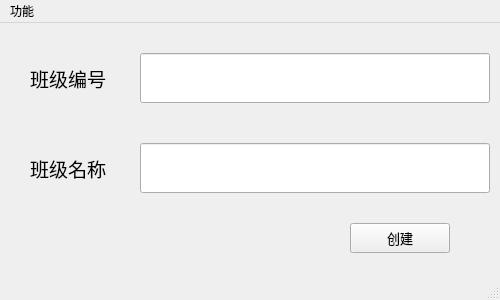
The window that ccreateclasswindow.ui (QJustice/RandomCallPlus) describes before a commit, drawn with Qt 5.
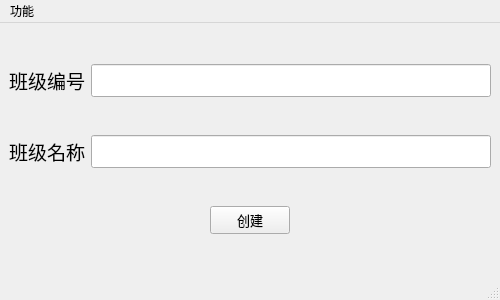
The same window after the commit.

```diff
--- a/ccreateclasswindow.ui
+++ b/ccreateclasswindow.ui
@@ -14,15 +14,11 @@
    <string>MainWindow</string>
   </property>
   <widget class="QWidget" name="centralwidget">
+   <layout class="QVBoxLayout" name="verticalLayout">
+    <item>
+     <layout class="QHBoxLayout" name="horizontalLayout">
+      <item>
    <widget class="QLabel" name="classNumLab">
-    <property name="geometry">
-     <rect>
-      <x>30</x>
-      <y>30</y>
-      <width>100</width>
-      <height>50</height>
-     </rect>
-    </property>
     <property name="font">
      <font>
       <pointsize>14</pointsize>
@@ -32,33 +28,9 @@
      <string>班级编号</string>
     </property>
    </widget>
-   <widget class="QLabel" name="classNamLab">
-    <property name="geometry">
-     <rect>
-      <x>30</x>
-      <y>120</y>
-      <width>100</width>
-      <height>50</height>
-     </rect>
-    </property>
-    <property name="font">
-     <font>
-      <pointsize>14</pointsize>
-     </font>
-    </property>
-    <property name="text">
-     <string>班级名称</string>
-    </property>
-   </widget>
+      </item>
+      <item>
    <widget class="QLineEdit" name="classNumEdi">
-    <property name="geometry">
-     <rect>
-      <x>140</x>
-      <y>30</y>
-      <width>350</width>
-      <height>50</height>
-     </rect>
-    </property>
     <property name="font">
      <font>
       <pointsize>16</pointsize>
@@ -68,30 +40,51 @@
      <string/>
     </property>
    </widget>
+      </item>
+     </layout>
+    </item>
+    <item>
+     <layout class="QHBoxLayout" name="horizontalLayout_2">
+      <item>
+       <widget class="QLabel" name="classNamLab">
+        <property name="font">
+         <font>
+          <pointsize>14</pointsize>
+         </font>
+        </property>
+        <property name="text">
+         <string>班级名称</string>
+        </property>
+       </widget>
+      </item>
+      <item>
    <widget class="QLineEdit" name="classNamEdi">
-    <property name="geometry">
-     <rect>
-      <x>140</x>
-      <y>120</y>
-      <width>350</width>
-      <height>50</height>
-     </rect>
-    </property>
     <property name="font">
      <font>
       <pointsize>16</pointsize>
      </font>
     </property>
    </widget>
+      </item>
+     </layout>
+    </item>
+    <item>
+     <layout class="QHBoxLayout" name="horizontalLayout_3">
+      <item>
+       <spacer name="horizontalSpacer">
+        <property name="orientation">
+         <enum>Qt::Horizontal</enum>
+        </property>
+        <property name="sizeHint" stdset="0">
+         <size>
+          <width>40</width>
+          <height>20</height>
+         </size>
+        </property>
+       </spacer>
+      </item>
+      <item>
    <widget class="QPushButton" name="creClaBtn">
-    <property name="geometry">
-     <rect>
-      <x>350</x>
-      <y>200</y>
-      <width>100</width>
-      <height>30</height>
-     </rect>
-    </property>
     <property name="font">
      <font>
       <pointsize>10</pointsize>
@@ -101,6 +94,23 @@
      <string>创建</string>
     </property>
    </widget>
+      </item>
+      <item>
+       <spacer name="horizontalSpacer_2">
+        <property name="orientation">
+         <enum>Qt::Horizontal</enum>
+        </property>
+        <property name="sizeHint" stdset="0">
+         <size>
+          <width>40</width>
+          <height>20</height>
+         </size>
+        </property>
+       </spacer>
+      </item>
+     </layout>
+    </item>
+   </layout>
   </widget>
   <widget class="QMenuBar" name="menubar">
    <property name="geometry">
```
Left out of the diff: 2 changed lines with no effect on the pictures. Lines whose indentation alone changed are shown as unchanged.
